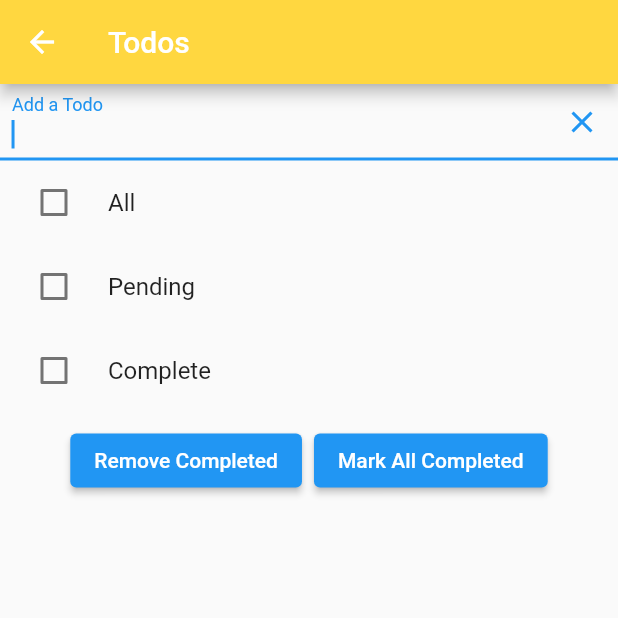
After one commit to Thanghd2810/learn_mobx, a Flutter app: the TodoScreen screen opened directly, on a phone screen of 412 x 824 dp, the top half of it. The commit adds this screen. Run offline on Flutter 3.47's test engine with Material 2 defaults, Android fonts, the phone set to English and light mode, and no system bars; our stand-ins replace flutter_mobx, mobx; generated files the repository leaves out were written again.

Commit message:
update code todo screen

```diff
--- a/lib/main.dart
+++ b/lib/main.dart
@@ -1,5 +1,5 @@
 import 'package:flutter/material.dart';
-import 'package:learn_mobx/screens/home_screen.dart';
+import 'package:learn_mobx/screens/home_screen/home_screen.dart';
 import 'package:learn_mobx/screens/nav_screen/nav_screen.dart';
 
 void main() {
--- a/lib/screens/home_screen.dart
+++ b/lib/screens/home_screen/home_screen.dart
@@ -1,7 +1,7 @@
 import 'package:flutter/material.dart';
 import 'package:flutter_mobx/flutter_mobx.dart';
 
-import '../store/home_screen_store.dart';
+import '../../store/home_screen_store.dart';
 
 class HomeScreen extends StatelessWidget {
   HomeScreen({Key? key, required this.title}) : super(key: key);
--- a/lib/screens/nav_screen/nav_screen.dart
+++ b/lib/screens/nav_screen/nav_screen.dart
@@ -1,8 +1,9 @@
 import 'package:flutter/material.dart';
-import 'package:learn_mobx/screens/home_screen.dart';
+import 'package:learn_mobx/screens/home_screen/home_screen.dart';
 
 import '../dice_screen/dice_screen.dart';
 import '../login_screen/login_screen.dart';
+import '../todo_screen/todo_screen.dart';
 
 class NavScreen extends StatefulWidget {
   const NavScreen({super.key});
@@ -20,14 +21,16 @@ class _NavScreenState extends State<NavScreen> {
     ),
     DiceScreen(),
     LoginScreen(),
+    TodoScreen(),
   ];
 
   final Map<String, IconData> _icon = {
     'Home': Icons.home,
     'Game': Icons.games_outlined,
     'Login': Icons.featured_play_list,
+    'Todo': Icons.work,
   };
-  void ButtonPress(value) {
+  void buttonPress(value) {
     setState(() {
       _currentIndex = value;
     });
@@ -38,7 +41,6 @@ class _NavScreenState extends State<NavScreen> {
     return Scaffold(
         body: _screen[_currentIndex],
         bottomNavigationBar: BottomNavigationBar(
-          backgroundColor: Colors.amberAccent,
           items: _icon
               .map((title, icon) {
                 return MapEntry(
@@ -49,9 +51,10 @@ class _NavScreenState extends State<NavScreen> {
               .values
               .toList(),
           currentIndex: _currentIndex,
-          onTap: ButtonPress,
+          onTap: buttonPress,
           selectedItemColor: Colors.blueAccent,
           unselectedItemColor: Colors.black12,
+          backgroundColor: Colors.amberAccent,
         ));
   }
 }
--- /dev/null
+++ b/lib/screens/todo_screen/action_bar/action_bar.dart
@@ -0,0 +1,67 @@
+import 'package:flutter/material.dart';
+
+class ActionBar extends StatefulWidget {
+  ActionBar({super.key});
+
+  @override
+  State<ActionBar> createState() => _ActionBarState();
+}
+
+class _ActionBarState extends State<ActionBar> {
+  bool isCheckedAll = false;
+  bool isCheckedPending = false;
+  bool isCheckedComplete = false;
+
+  @override
+  Widget build(BuildContext context) {
+    return Column(
+      children: [
+        CheckboxListTile(
+          onChanged: (value) {
+            setState(() {
+              isCheckedAll = value!;
+            });
+          },
+          value: isCheckedAll,
+          checkColor: Colors.blue,
+          activeColor: Colors.black12,
+          title: Text('All'),
+          controlAffinity: ListTileControlAffinity.leading,
+        ),
+        CheckboxListTile(
+          onChanged: (value) {
+            setState(() {
+              isCheckedPending = value!;
+            });
+          },
+          value: isCheckedPending,
+          checkColor: Colors.blue,
+          activeColor: Colors.black12,
+          title: const Text('Pending'),
+          controlAffinity: ListTileControlAffinity.leading,
+        ),
+        CheckboxListTile(
+          onChanged: (value) {
+            setState(() {
+              isCheckedComplete = value!;
+            });
+          },
+          value: isCheckedComplete,
+          checkColor: Colors.blue,
+          activeColor: Colors.black12,
+          title: const Text('Complete'),
+          controlAffinity: ListTileControlAffinity.leading,
+        ),
+        ButtonBar(
+          alignment: MainAxisAlignment.center,
+          children: [
+            ElevatedButton(
+                child: const Text('Remove Completed'), onPressed: () {}),
+            ElevatedButton(
+                child: const Text('Mark All Completed'), onPressed: () {})
+          ],
+        ),
+      ],
+    );
+  }
+}
--- /dev/null
+++ b/lib/screens/todo_screen/add_todo/add_todo.dart
@@ -0,0 +1,25 @@
+import 'package:flutter/material.dart';
+
+class AddTodo extends StatelessWidget {
+  AddTodo({super.key});
+  TextEditingController _textController = TextEditingController();
+
+  @override
+  Widget build(BuildContext context) {
+    return TextField(
+      autofocus: true,
+      // ignore: prefer_const_constructors
+      decoration: InputDecoration(
+          suffixIcon: IconButton(
+            icon: Icon(Icons.clear),
+            onPressed: () {
+              _textController.clear();
+            },
+          ),
+          labelText: 'Add a Todo',
+          contentPadding: const EdgeInsets.all(8)),
+      controller: _textController,
+      textInputAction: TextInputAction.done,
+    );
+  }
+}
--- /dev/null
+++ b/lib/screens/todo_screen/todo_screen.dart
@@ -0,0 +1,28 @@
+import 'package:flutter/material.dart';
+
+import 'action_bar/action_bar.dart';
+import 'add_todo/add_todo.dart';
+
+class TodoScreen extends StatelessWidget {
+  const TodoScreen({super.key});
+
+  @override
+  Widget build(BuildContext context) {
+    return GestureDetector(
+      onTap: () => FocusScope.of(context).unfocus(),
+      child: Scaffold(
+          appBar: AppBar(
+            backgroundColor: Colors.amberAccent,
+            title: Text('Todos'),
+          ),
+          body: Column(
+            children: <Widget>[
+              AddTodo(),
+              ActionBar(),
+              // Description(),
+              // TodoListView()
+            ],
+          )),
+    );
+  }
+}
```
